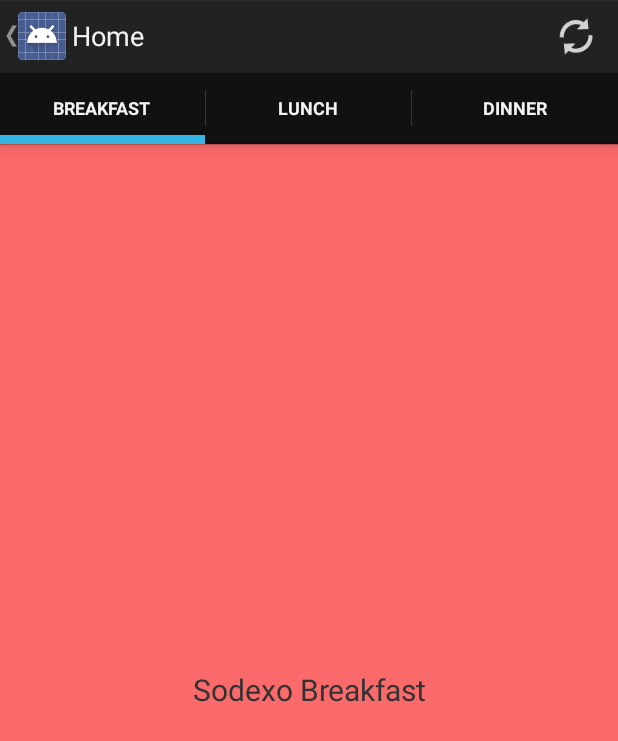
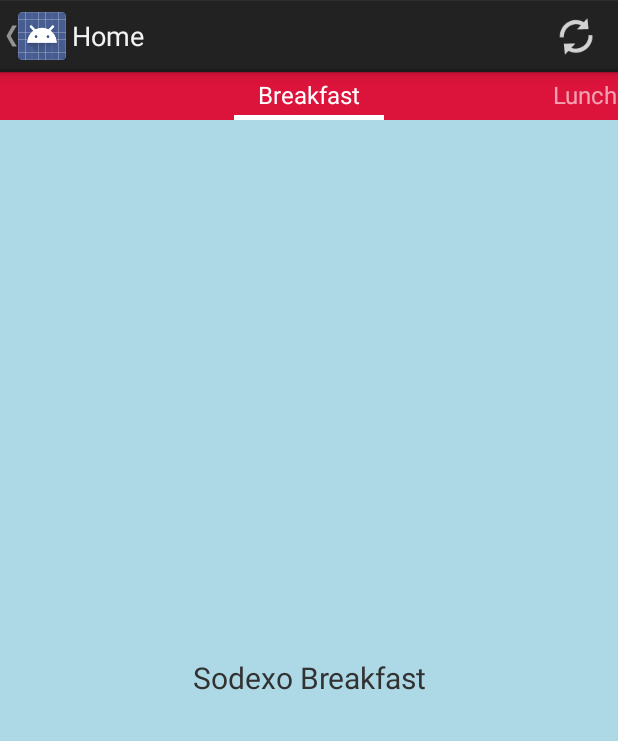
Before and after one commit to aeisele14/PersonalProjects, an Android app: the fragment FragmentSodexo placed in its activity, on a phone screen of 412 x 824 dp. Shown: the top 741 px of the screen. Run offline under Robolectric (Android 15) with nearby library versions, the light colour scheme and no system bars; 2 statements that could not run were skipped.

Commit message:
Changed Sodexo fragment to use pagertabstrip instead of action bar tabs.

```diff
--- a/HastingsCollegeProject/HastingsCollege/src/main/java/edu/hastings/hastingscollege/adapter/TabsPagerAdapter.java
+++ b/HastingsCollegeProject/HastingsCollege/src/main/java/edu/hastings/hastingscollege/adapter/TabsPagerAdapter.java
@@ -8,6 +8,11 @@
 import edu.hastings.hastingscollege.tabfragments.LunchFragment;
 
 public class TabsPagerAdapter extends FragmentPagerAdapter {
+
+    // Number of Viewpager pages
+    final int PAGE_COUNT = 3;
+    // Tab titles
+    private static final String[] tabsTitles = { "Breakfast", "Lunch", "Dinner"  };
 
     public TabsPagerAdapter(FragmentManager fm) {
         super(fm);
@@ -26,8 +31,12 @@
         return null;
     }
 
+    public CharSequence getPageTitle(int position) {
+        return tabsTitles[position];
+    }
+
     @Override
     public int getCount() {
-        return 3;
+        return PAGE_COUNT;
     }
 }
--- a/HastingsCollegeProject/HastingsCollege/src/main/java/edu/hastings/hastingscollege/navdrawerfragments/FragmentSodexo.java
+++ b/HastingsCollegeProject/HastingsCollege/src/main/java/edu/hastings/hastingscollege/navdrawerfragments/FragmentSodexo.java
@@ -1,8 +1,5 @@
 package edu.hastings.hastingscollege.navdrawerfragments;
 
-import android.app.ActionBar;
-import android.app.ActionBar.Tab;
-import android.app.FragmentTransaction;
 import android.os.Bundle;
 import android.support.v4.app.Fragment;
 import android.support.v4.view.ViewPager;
@@ -12,15 +9,12 @@
 import edu.hastings.hastingscollege.R;
 import edu.hastings.hastingscollege.adapter.TabsPagerAdapter;
 
-public class FragmentSodexo extends Fragment implements ActionBar.TabListener
+import java.lang.reflect.Field;
+
+public class FragmentSodexo extends Fragment
 {
     public static final String TAG = FragmentSodexo.class.getSimpleName();
     private ViewPager mViewPager;
-    private TabsPagerAdapter mAdapter;
-    private ActionBar actionBar;
-
-    // Tab titles
-    private String[] tabs = { "Breakfast", "Lunch", "Dinner"  };
 
     public static FragmentSodexo newInstance() {
         return new FragmentSodexo();
@@ -28,15 +22,7 @@
 
     @Override
     public void onCreate(Bundle savedInstanceState) {
-
         super.onCreate(savedInstanceState);
-    }
-
-    @Override
-    public void onDestroy() {
-        actionBar.removeAllTabs();
-        actionBar.setNavigationMode(ActionBar.NAVIGATION_MODE_STANDARD);
-        super.onDestroy();
     }
 
     @Override
@@ -44,48 +30,23 @@
         View view = inflater.inflate(R.layout.sodexo, container, false);
 
         mViewPager = (ViewPager) view.findViewById(R.id.pager);
-        mAdapter = new TabsPagerAdapter(getChildFragmentManager());
-        actionBar = getActivity().getActionBar();
-        mViewPager.setAdapter(mAdapter);
-        actionBar.setHomeButtonEnabled(false);
-        actionBar.setNavigationMode(ActionBar.NAVIGATION_MODE_TABS);
+        mViewPager.setAdapter(new TabsPagerAdapter(getChildFragmentManager()));
 
-        // Add Tabs
-        for (String tab_name : tabs){
-            actionBar.addTab(actionBar.newTab().setText(tab_name).setTabListener(this));
-        }
-
-        mViewPager.setOnPageChangeListener(new ViewPager.OnPageChangeListener() {
-            @Override
-            public void onPageSelected(int position) {
-                // on changing the page
-                // make respected tab selected
-                actionBar.setSelectedNavigationItem(position);
-            }
-
-            @Override
-            public void onPageScrolled(int arg0, float arg1, int arg2) {
-            }
-
-            @Override
-            public void onPageScrollStateChanged(int arg0) {
-            }
-        });
         return view;
     }
 
     @Override
-    public void onTabReselected(Tab tab, FragmentTransaction ft) {
-    }
-
-    @Override
-    public void onTabSelected(Tab tab, FragmentTransaction ft) {
-        // on tab selected
-        // show respected fragment view
-        mViewPager.setCurrentItem(tab.getPosition());
-    }
-
-    @Override
-    public void onTabUnselected(Tab tab, FragmentTransaction ft) {
+    public void onDetach() {
+        super.onDetach();
+        try {
+            Field childFragmentManager = Fragment.class
+                    .getDeclaredField("mChildFragmentManager");
+            childFragmentManager.setAccessible(true);
+            childFragmentManager.set(this, null);
+        } catch (NoSuchFieldException e) {
+            throw new RuntimeException(e);
+        } catch (IllegalAccessException e) {
+            throw new RuntimeException(e);
+        }
     }
 }
--- a/HastingsCollegeProject/HastingsCollege/src/main/res/layout/fragment_breakfast.xml
+++ b/HastingsCollegeProject/HastingsCollege/src/main/res/layout/fragment_breakfast.xml
@@ -3,7 +3,7 @@
                 android:layout_width="match_parent"
                 android:layout_height="match_parent"
                 android:orientation="vertical"
-                android:background="#fa6a6a" >
+                android:background="#ADD8E6" >
 
     <TextView android:layout_width="fill_parent"
               android:layout_height="wrap_content"
--- a/HastingsCollegeProject/HastingsCollege/src/main/res/layout/sodexo.xml
+++ b/HastingsCollegeProject/HastingsCollege/src/main/res/layout/sodexo.xml
@@ -12,5 +12,14 @@
     This title strip will display the currently visible page title, as well as the page
     titles for adjacent pages.
     -->
+    <android.support.v4.view.PagerTabStrip
+        android:id="@+id/pager_tab_strip"
+        android:layout_width="match_parent"
+        android:layout_height="wrap_content"
+        android:layout_gravity="top"
+        android:background="#DC143C"
+        android:paddingBottom="4dp"
+        android:paddingTop="4dp"
+        android:textColor="#fff" />
 
 </android.support.v4.view.ViewPager>
```
